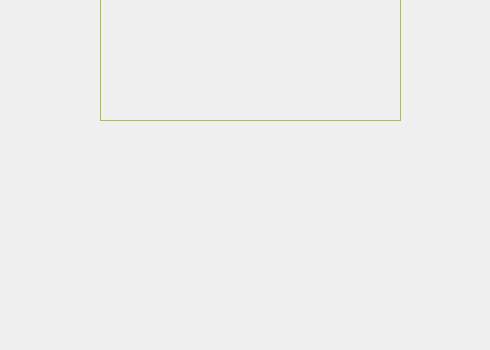
Before: the Qt Designer form mainwindow.ui in amardaus/T9-keyboard, drawn with Qt 5; both pictures show x 0 to 490 and y 250 to 600 of the 800 by 600 pixel window.
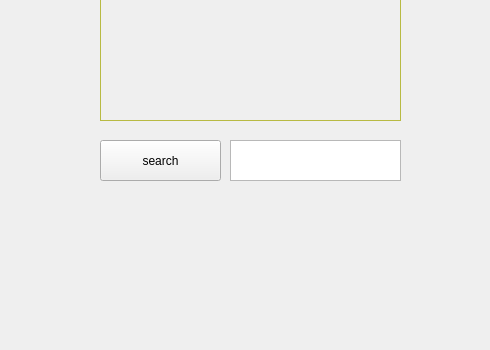
After: the same form once the commit is applied.

Commit message: Word suggestion

Patch:
```diff
--- a/mainwindow.ui
+++ b/mainwindow.ui
@@ -503,6 +503,29 @@
      </rect>
     </property>
    </widget>
+   <widget class="QPushButton" name="searchButton">
+    <property name="geometry">
+     <rect>
+      <x>100</x>
+      <y>390</y>
+      <width>121</width>
+      <height>41</height>
+     </rect>
+    </property>
+    <property name="text">
+     <string>search</string>
+    </property>
+   </widget>
+   <widget class="QTextEdit" name="words">
+    <property name="geometry">
+     <rect>
+      <x>230</x>
+      <y>390</y>
+      <width>171</width>
+      <height>41</height>
+     </rect>
+    </property>
+   </widget>
   </widget>
   <widget class="QMenuBar" name="menubar">
    <property name="geometry">
```
The commit also changes 7 other files.
